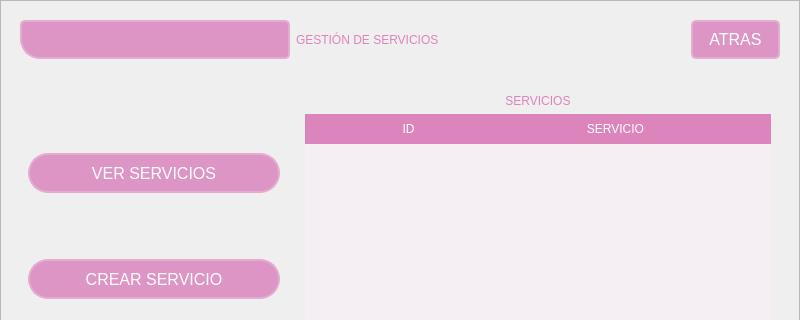
Qt form GUI/sub_ventanas/ui/GestionServicios.ui (C-Sebastian-M/GLAM_MAKEUP_STORE) before a commit; both pictures show x 0 to 800 and y 0 to 320 of the 800 by 600 pixel window.
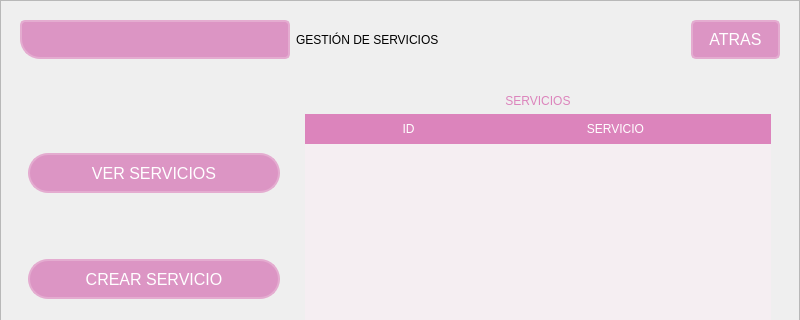
The same form after that commit. Icons and pictures are not drawn.

What changed in the file:
```diff
--- a/GUI/sub_ventanas/ui/GestionServicios.ui
+++ b/GUI/sub_ventanas/ui/GestionServicios.ui
@@ -83,7 +83,7 @@
 QLabel {
 	background-color:  rgb(235, 188, 220);
     font: 87 14pt &quot;Arial Black&quot;; /* Fuente Arial Black, peso 87 */
-    color: rgb(220, 132, 188); /* Color de texto rgb(220, 132, 188) */
+    color: black; /* Color de texto rgb(220, 132, 188) */
 }</string>
          </property>
          <property name="frameShape">
```
Left out of the diff: 6 changed lines with no effect on the pictures.
